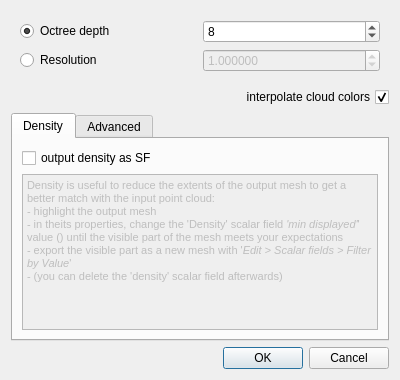
The window that plugins/core/Standard/qPoissonRecon/ui/poissonReconParamDlg.ui (CloudCompare/CloudCompare) describes before a commit, drawn with Qt 5.
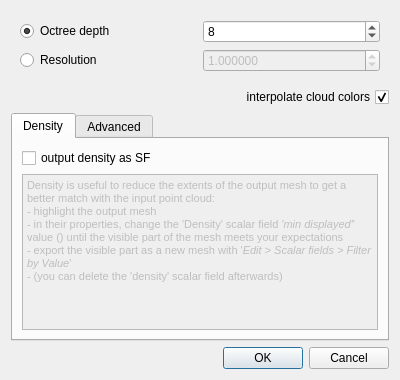
The same window after the commit.

What changed in the file:
```diff
--- a/plugins/core/Standard/qPoissonRecon/ui/poissonReconParamDlg.ui
+++ b/plugins/core/Standard/qPoissonRecon/ui/poissonReconParamDlg.ui
@@ -117,7 +117,7 @@
 &lt;/style&gt;&lt;/head&gt;&lt;body style=&quot; font-family:'Segoe UI'; font-size:9pt; font-weight:400; font-style:normal;&quot;&gt;
 &lt;p style=&quot; margin-top:0px; margin-bottom:0px; margin-left:0px; margin-right:0px; -qt-block-indent:0; text-indent:0px;&quot;&gt;&lt;span style=&quot; font-family:'MS Shell Dlg 2'; font-size:8pt;&quot;&gt;Density is useful to reduce the extents of the output mesh to get a better match with the input point cloud:&lt;/span&gt;&lt;/p&gt;
 &lt;p style=&quot; margin-top:0px; margin-bottom:0px; margin-left:0px; margin-right:0px; -qt-block-indent:0; text-indent:0px;&quot;&gt;&lt;span style=&quot; font-family:'MS Shell Dlg 2'; font-size:8pt;&quot;&gt;- highlight the output mesh&lt;/span&gt;&lt;/p&gt;
-&lt;p style=&quot; margin-top:0px; margin-bottom:0px; margin-left:0px; margin-right:0px; -qt-block-indent:0; text-indent:0px;&quot;&gt;&lt;span style=&quot; font-family:'MS Shell Dlg 2'; font-size:8pt;&quot;&gt;- in theits properties, change the 'Density' scalar field &lt;/span&gt;&lt;span style=&quot; font-family:'MS Shell Dlg 2'; font-size:8pt; font-style:italic;&quot;&gt;'min displayed'&lt;/span&gt;&lt;span style=&quot; font-family:'MS Shell Dlg 2'; font-size:8pt;&quot;&gt;' value () until the visible part of the mesh meets your expectations&lt;/span&gt;&lt;/p&gt;
+&lt;p style=&quot; margin-top:0px; margin-bottom:0px; margin-left:0px; margin-right:0px; -qt-block-indent:0; text-indent:0px;&quot;&gt;&lt;span style=&quot; font-family:'MS Shell Dlg 2'; font-size:8pt;&quot;&gt;- in their properties, change the 'Density' scalar field &lt;/span&gt;&lt;span style=&quot; font-family:'MS Shell Dlg 2'; font-size:8pt; font-style:italic;&quot;&gt;'min displayed'&lt;/span&gt;&lt;span style=&quot; font-family:'MS Shell Dlg 2'; font-size:8pt;&quot;&gt;' value () until the visible part of the mesh meets your expectations&lt;/span&gt;&lt;/p&gt;
 &lt;p style=&quot; margin-top:0px; margin-bottom:0px; margin-left:0px; margin-right:0px; -qt-block-indent:0; text-indent:0px;&quot;&gt;&lt;span style=&quot; font-family:'MS Shell Dlg 2'; font-size:8pt;&quot;&gt;- export the visible part as a new mesh with '&lt;/span&gt;&lt;span style=&quot; font-family:'MS Shell Dlg 2'; font-size:8pt; font-style:italic;&quot;&gt;Edit &amp;gt; Scalar fields &amp;gt; Filter by Value&lt;/span&gt;&lt;span style=&quot; font-family:'MS Shell Dlg 2'; font-size:8pt;&quot;&gt;'&lt;/span&gt;&lt;/p&gt;
 &lt;p style=&quot; margin-top:0px; margin-bottom:0px; margin-left:0px; margin-right:0px; -qt-block-indent:0; text-indent:0px;&quot;&gt;&lt;span style=&quot; font-family:'MS Shell Dlg 2'; font-size:8pt;&quot;&gt;- (you can delete the 'density' scalar field afterwards) &lt;/span&gt;&lt;/p&gt;&lt;/body&gt;&lt;/html&gt;</string>
          </property>
```
